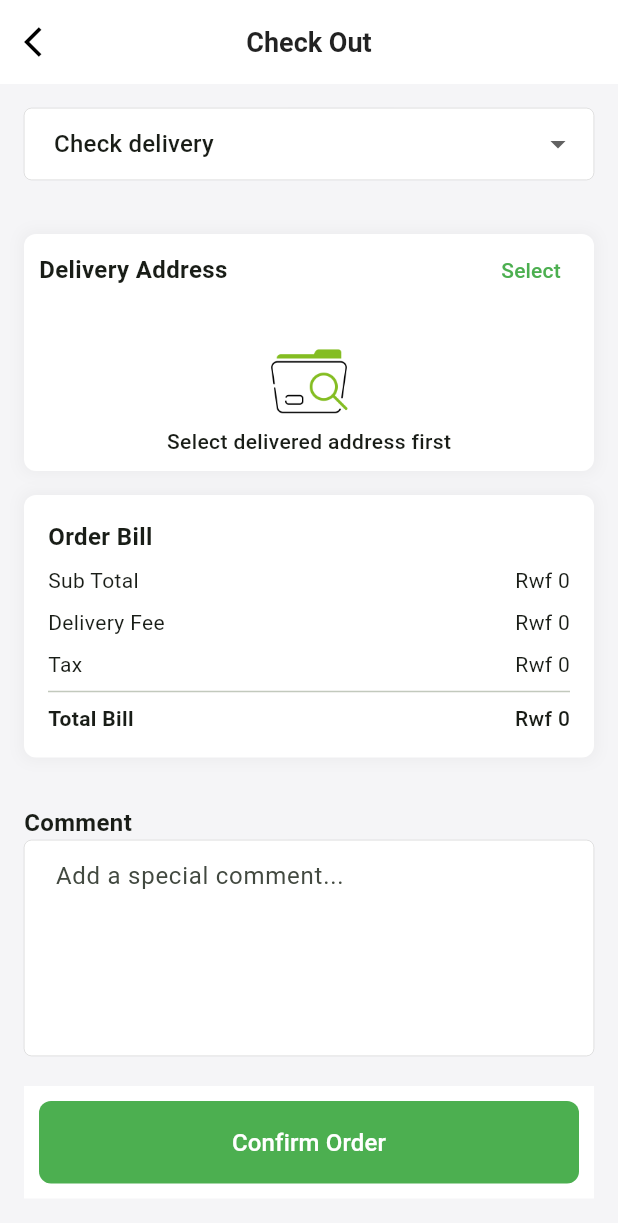
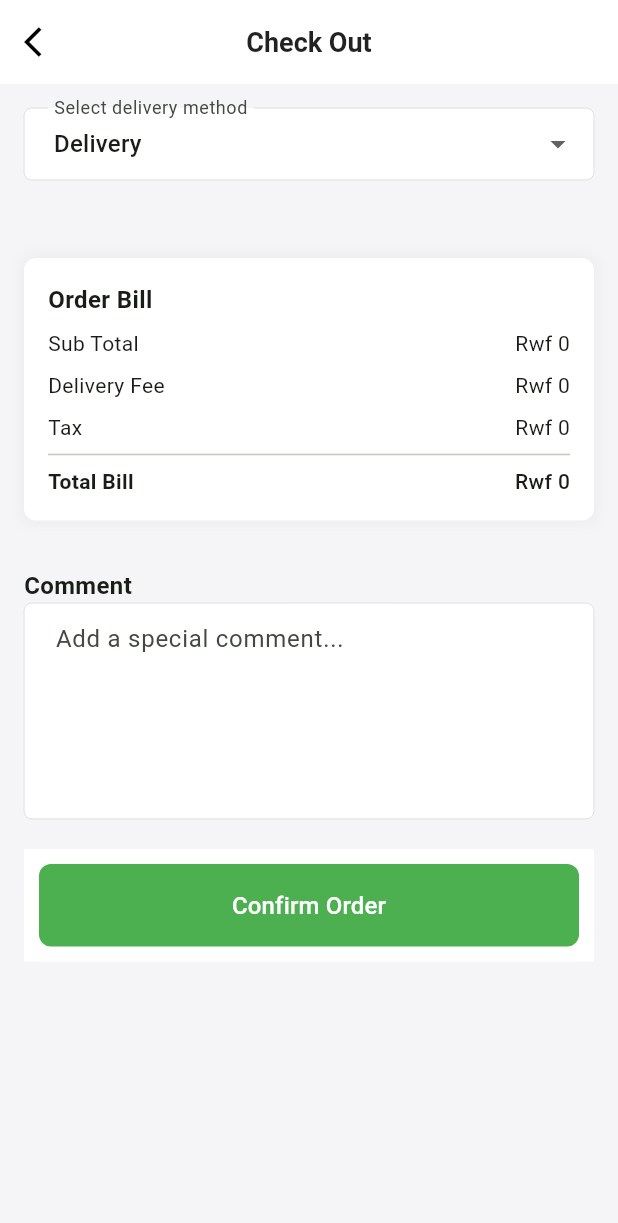
Before and after one commit to hubertit/freshmeals, a Flutter app: the CheckOutScreen screen opened by its route, on a phone screen of 412 x 824 dp. Shown: the top 1223 px of the screen. Run offline on Flutter 3.47's test engine with Material 3 defaults, Android fonts, the light colour scheme and no system bars; our stand-ins replace country_picker, dio, easy_localization, email_validator, fl_chart, flutter_local_notifications and 11 more; missing offline and left inert: flutter_facebook_auth, geekyants_flutter_gauges, google_maps_webservice; accounts and stored records are empty.

```diff
--- a/lib/views/homepage/cart_screen.dart
+++ b/lib/views/homepage/cart_screen.dart
@@ -39,7 +39,7 @@
   Widget build(BuildContext context) {
     var cart = ref.watch(cartProvider);
     var user = ref.watch(userProvider);
-    var count = ref.watch(countProvider);
+    // var count = ref.watch(countProvider);
     return Scaffold(
       appBar: AppBar(
         backgroundColor: Colors.white,
@@ -286,7 +286,7 @@
                                 color: Colors.white,
                               ))
                           : Text(
-                              "Rwf ${formatMoney(count!.count.totalAmount)}",
+                              "Rwf ${formatMoney(cart!.summary.subtotal)}",
                               style: const TextStyle(
                                   color: Colors.white,
                                   fontWeight: FontWeight.bold,
--- a/lib/views/homepage/checkout_screen.dart
+++ b/lib/views/homepage/checkout_screen.dart
@@ -35,7 +35,7 @@
     });
     super.initState();
   }
-  String _meetingType = "Check delivery"; // Default selection
+  String _meetingType = "Delivery"; // Default selection
 
   GlobalKey<FormState> formKey = GlobalKey<FormState>();
   final TextEditingController commentController = TextEditingController();
@@ -87,8 +87,10 @@
               DropdownButtonFormField<String>(
 
                 value: _meetingType,
+
                 decoration: InputDecoration(
                   filled: true,
+                  label: const Text("Select delivery method"),
                   fillColor: Colors.white,
                   border: OutlineInputBorder(
                     borderRadius:
@@ -101,7 +103,7 @@
                       vertical: 12,
                       horizontal: 16),
                 ),
-                items: ["Check delivery", "Pick up"]
+                items: ["Delivery", "Pickup"]
                     .map((String option) {
                   return DropdownMenuItem<
                       String>(
```
Also changed, not shown: lib/views/homepage/meal_details.dart (+5 -5 lines).
